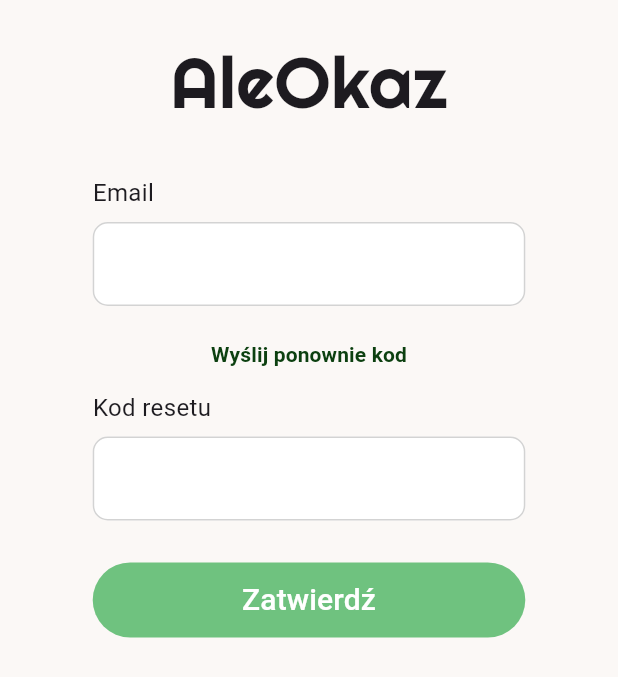
After one commit to jgeb28/AleOkaz, a Flutter app: the ResetPasswordScreen screen opened directly, on a phone screen of 412 x 824 dp. The commit adds this screen. Shown: the top 677 px of the screen. Run offline on Flutter 3.47's test engine with Material 3 defaults, Android fonts, the phone set to English and light mode, and no system bars; our stand-ins replace flutter_secure_storage, sign_in_button; accounts and stored records are empty; network calls fail.

Commit message:
added raw version of password reseting UI

```diff
--- /dev/null
+++ b/frontend/lib/screens/reset_password/reset_password.dart
@@ -0,0 +1,28 @@
+import 'package:ale_okaz/screens/reset_password/reset_password_form.dart';
+import 'package:ale_okaz/utils/colors.dart';
+import 'package:flutter/material.dart';
+
+class ResetPasswordScreen extends StatelessWidget {
+
+  const ResetPasswordScreen({super.key});
+
+  @override
+  Widget build(BuildContext context) {
+    final horizonalMargin = MediaQuery.of(context).size.width * 0.15;
+    final verticalMargin = MediaQuery.of(context).size.height * 0;
+
+    return Scaffold(
+        backgroundColor: primaryBackgroundColor,
+        body: SingleChildScrollView(
+          child: Container(
+            margin: EdgeInsets.symmetric(
+                horizontal: horizonalMargin, vertical: verticalMargin),
+                child: const Column(
+                  children: [
+                    ResetPasswordForm(),
+                  ],
+              ),
+          ),
+        ));
+  }
+}
--- /dev/null
+++ b/frontend/lib/screens/reset_password/reset_password_form.dart
@@ -0,0 +1,107 @@
+import 'package:ale_okaz/screens/reset_password/change_password.dart';
+import 'package:ale_okaz/services/auth_service.dart';
+import 'package:ale_okaz/widgets/title_section.dart';
+import 'package:ale_okaz/widgets/auth_button.dart';
+import 'package:ale_okaz/widgets/label_input.dart';
+import 'package:flutter/material.dart';
+
+class ResetPasswordForm extends StatefulWidget{
+  const ResetPasswordForm({super.key});
+
+  @override
+  State<ResetPasswordForm> createState() => _ResetPasswordFormState();
+}
+
+class _ResetPasswordFormState extends State<ResetPasswordForm> {
+  final _formKey = GlobalKey<FormState>();
+  final _codeController = TextEditingController();
+  final _emailController = TextEditingController();
+  final _authService = AuthService();
+
+  @override
+  void dispose() {
+    _codeController.dispose();
+    _emailController.dispose();
+    super.dispose();
+  }
+
+  void clearInputs() {
+    _codeController.text = "";
+    _emailController.text = "";
+  }
+
+  void showSnackBar(e, Color color) {
+    ScaffoldMessenger.of(context).showSnackBar( SnackBar(
+            backgroundColor: color,
+            content: Center(child: Text('$e'))));
+  }
+
+  void sendToken() async {
+    if (_emailController.text == "") {
+      showSnackBar("Musisz podać email", Colors.red);
+    } else {
+      try {
+        await _authService.sendToken(_emailController.text);
+      } catch (e) {
+        showSnackBar('Wystąpił błąd podczas resetowania $e', Colors.red);
+      }
+    }
+  }
+
+  void redirectToChangePassword(String email, String token) {
+    Navigator.of(context).push(MaterialPageRoute(
+                              builder: (context) => ChangePasswordScreen(email: email)));
+  }
+
+  void submit() async {
+    if (_formKey.currentState!.validate()) {
+      try {
+        bool success = await _authService.verifyToken(_emailController.text, _codeController.text);
+        if (success) {
+          clearInputs();
+          redirectToChangePassword(_emailController.text, _codeController.text);
+        }
+      } catch (e) {
+        clearInputs();
+        showSnackBar('Wystąpił błąd podczas resetowania $e', Colors.red);
+      }
+    }
+  }
+
+  @override
+  Widget build(BuildContext context) {
+    return Form(
+        key: _formKey,
+        child: Column(
+          children: [
+            const TitleSection(name: "AleOkaz"),
+            LabelInput(
+                labelName: "Email",
+                controller: _emailController,
+                validator: (String? value) {
+                   return value == null ? "Wypełnij pole" : null;
+                }
+            ),
+            TextButton(
+              onPressed: sendToken,
+              child: const Text(
+                'Wyślij ponownie kod',
+                style: TextStyle(
+                  color: Color(0xFF0C4010),
+                  fontWeight: FontWeight.bold,
+                ),
+              ),
+            ),
+            LabelInput(
+                labelName: "Kod resetu",
+                controller: _codeController,
+                validator: (String? value) {
+                   return value == null ? "Wypełnij pole" : null;
+                }
+            ),
+            AuthButton(label: "Zatwierdź", onPressed: submit)
+          ],
+        )
+    );
+  }
+}
```
Also changed, not shown: frontend/lib/screens/login/login_form.dart (+5 -6 lines), frontend/lib/screens/reset_password/change_password.dart (added, +28 -0 lines), frontend/lib/screens/reset_password/change_password_form.dart (added, +94 -0 lines), frontend/lib/services/auth_service.dart (+83 -8 lines).
